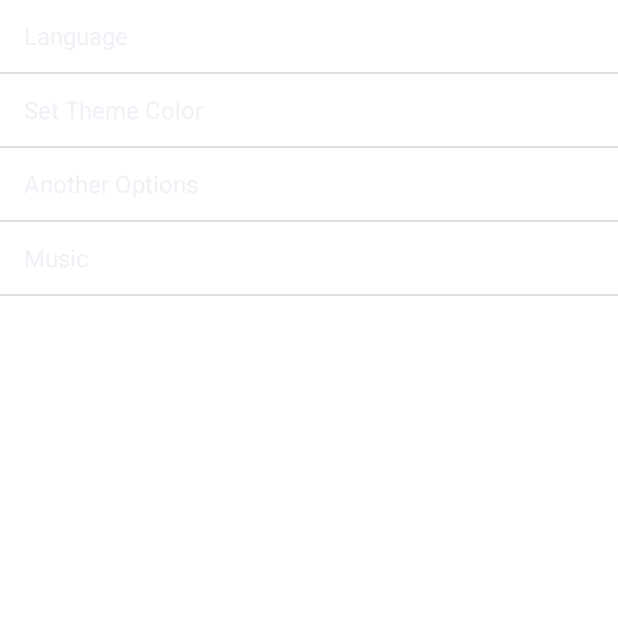
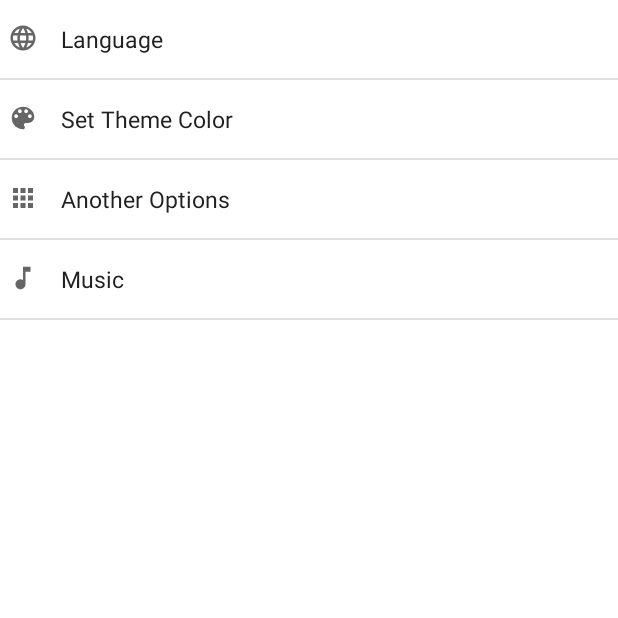
Before and after one commit to k12ms26/3-Tabs, an Android app: the fragment FreeFragment shown on its own in the app's theme, on a phone screen of 412 x 824 dp, the top half of it. Run offline under Robolectric (Android 15) with nearby library versions, the phone set to English and light mode, and no system bars.

Commit message:
Add Settings Icons

```diff
--- a/app/src/main/java/com/example/cs496_tabbed/fragments/FreeFragment.kt
+++ b/app/src/main/java/com/example/cs496_tabbed/fragments/FreeFragment.kt
@@ -1,5 +1,7 @@
 package com.example.cs496_tabbed.fragments
 
+import android.annotation.SuppressLint
+import android.app.Activity
 import android.content.Context
 import android.content.Intent
 import android.content.SharedPreferences
@@ -13,17 +15,20 @@ import com.example.cs496_tabbed.*
 import com.example.cs496_tabbed.musicplayer.MusicActivity
 import com.example.cs496_tabbed.musicplayer.MusicMainActivity
 
-class FreeFragment : ListFragment() {
 val settings = arrayOf("Language", "Set Theme Color", "Another Options", "Music")
 var listOfSet = mutableListOf<String>()
 val listOfSet_eng = mutableListOf("Language", "Set Theme Color", "Another Options", "Music")
 val listOfSet_kor = mutableListOf("언어", "테마 색", "다른 기능", "음악")
 val listOfSet_chi = mutableListOf("语言","主题色","异能", "音乐") // NEED MODIFICATION
 val listOfSet_fra = mutableListOf("Langue", "Couleur du Thème","Autres Fonctions", "Musique") // NEED MODIFICATION
-    val listOfSet_esp = mutableListOf("Wikiproyecto:Lenguas del Mundo", "Color Temático","Distintas Funciones Diferencia Función", "Música") // NEED MODIFICATION
+val listOfSet_esp = mutableListOf("Lenguas del Mundo", "Color Temático","Distintas Funciones", "Música") // NEED MODIFICATION
+
+var image = intArrayOf(R.drawable.ic_baseline_language_24, R.drawable.ic_baseline_color_lens_24, R.drawable.ic_baseline_apps_24, R.drawable.ic_baseline_music_note_24)
 
 lateinit var sharedPreferences: SharedPreferences
 val themeKey = "currentTheme"; val langKey = "currentLang"
+
+class FreeFragment : ListFragment() {
 
     override fun onCreateView(
         inflater: LayoutInflater, container: ViewGroup?,
@@ -43,11 +48,15 @@ class FreeFragment : ListFragment() {
             "fra" -> listOfSet = listOfSet_fra
             "esp" -> listOfSet = listOfSet_esp
         }
+        /*
         val adapter = ArrayAdapter<String>(
 
             activity!!.applicationContext, android.R.layout.simple_list_item_1, listOfSet
-        )
-        listAdapter = adapter
+        )*/
+
+        val customAdaptor = CustomAdaptor(this.activity!!)
+
+        listAdapter = customAdaptor
 
         return view
     }
@@ -73,3 +82,39 @@ class FreeFragment : ListFragment() {
     }
 
 }
+
+class CustomAdaptor(private val context: Activity): BaseAdapter() {
+
+    @SuppressLint("ViewHolder")
+    override fun getView(p0: Int, p1: View?, p2: ViewGroup?): View {
+        val inflater = context.layoutInflater
+        val view1 = inflater.inflate(R.layout.free_row_data,null)
+        val fimage = view1.findViewById<ImageView>(R.id.fImage)
+        var fName = view1.findViewById<TextView>(R.id.fname)
+
+        when(sharedPreferences.getString(langKey, "eng")){
+            "eng" -> listOfSet = listOfSet_eng
+            "kor" -> listOfSet = listOfSet_kor
+            "chi" -> listOfSet = listOfSet_chi
+            "fra" -> listOfSet = listOfSet_fra
+            "esp" -> listOfSet = listOfSet_esp
+        }
+
+        fimage.setImageResource(image[p0])
+        fName.setText(listOfSet[p0])
+        return view1
+    }
+
+    override fun getItem(p0: Int): Any {
+        return image[p0]
+    }
+
+    override fun getItemId(p0: Int): Long {
+        return p0.toLong()
+    }
+
+    override fun getCount(): Int {
+        return image.size
+    }
+
+}
--- /dev/null
+++ b/app/src/main/res/drawable/ic_baseline_apps_24.xml
@@ -0,0 +1,10 @@
+<vector xmlns:android="http://schemas.android.com/apk/res/android"
+    android:width="24dp"
+    android:height="24dp"
+    android:viewportWidth="24"
+    android:viewportHeight="24"
+    android:tint="?attr/colorControlNormal">
+  <path
+      android:fillColor="@android:color/white"
+      android:pathData="M4,8h4L8,4L4,4v4zM10,20h4v-4h-4v4zM4,20h4v-4L4,16v4zM4,14h4v-4L4,10v4zM10,14h4v-4h-4v4zM16,4v4h4L20,4h-4zM10,8h4L14,4h-4v4zM16,14h4v-4h-4v4zM16,20h4v-4h-4v4z"/>
+</vector>
--- /dev/null
+++ b/app/src/main/res/drawable/ic_baseline_color_lens_24.xml
@@ -0,0 +1,10 @@
+<vector xmlns:android="http://schemas.android.com/apk/res/android"
+    android:width="24dp"
+    android:height="24dp"
+    android:viewportWidth="24"
+    android:viewportHeight="24"
+    android:tint="?attr/colorControlNormal">
+  <path
+      android:fillColor="@android:color/white"
+      android:pathData="M12,3c-4.97,0 -9,4.03 -9,9s4.03,9 9,9c0.83,0 1.5,-0.67 1.5,-1.5 0,-0.39 -0.15,-0.74 -0.39,-1.01 -0.23,-0.26 -0.38,-0.61 -0.38,-0.99 0,-0.83 0.67,-1.5 1.5,-1.5L16,16c2.76,0 5,-2.24 5,-5 0,-4.42 -4.03,-8 -9,-8zM6.5,12c-0.83,0 -1.5,-0.67 -1.5,-1.5S5.67,9 6.5,9 8,9.67 8,10.5 7.33,12 6.5,12zM9.5,8C8.67,8 8,7.33 8,6.5S8.67,5 9.5,5s1.5,0.67 1.5,1.5S10.33,8 9.5,8zM14.5,8c-0.83,0 -1.5,-0.67 -1.5,-1.5S13.67,5 14.5,5s1.5,0.67 1.5,1.5S15.33,8 14.5,8zM17.5,12c-0.83,0 -1.5,-0.67 -1.5,-1.5S16.67,9 17.5,9s1.5,0.67 1.5,1.5 -0.67,1.5 -1.5,1.5z"/>
+</vector>
--- /dev/null
+++ b/app/src/main/res/drawable/ic_baseline_language_24.xml
@@ -0,0 +1,10 @@
+<vector xmlns:android="http://schemas.android.com/apk/res/android"
+    android:width="24dp"
+    android:height="24dp"
+    android:viewportWidth="24"
+    android:viewportHeight="24"
+    android:tint="?attr/colorControlNormal">
+  <path
+      android:fillColor="@android:color/white"
+      android:pathData="M11.99,2C6.47,2 2,6.48 2,12s4.47,10 9.99,10C17.52,22 22,17.52 22,12S17.52,2 11.99,2zM18.92,8h-2.95c-0.32,-1.25 -0.78,-2.45 -1.38,-3.56 1.84,0.63 3.37,1.91 4.33,3.56zM12,4.04c0.83,1.2 1.48,2.53 1.91,3.96h-3.82c0.43,-1.43 1.08,-2.76 1.91,-3.96zM4.26,14C4.1,13.36 4,12.69 4,12s0.1,-1.36 0.26,-2h3.38c-0.08,0.66 -0.14,1.32 -0.14,2 0,0.68 0.06,1.34 0.14,2L4.26,14zM5.08,16h2.95c0.32,1.25 0.78,2.45 1.38,3.56 -1.84,-0.63 -3.37,-1.9 -4.33,-3.56zM8.03,8L5.08,8c0.96,-1.66 2.49,-2.93 4.33,-3.56C8.81,5.55 8.35,6.75 8.03,8zM12,19.96c-0.83,-1.2 -1.48,-2.53 -1.91,-3.96h3.82c-0.43,1.43 -1.08,2.76 -1.91,3.96zM14.34,14L9.66,14c-0.09,-0.66 -0.16,-1.32 -0.16,-2 0,-0.68 0.07,-1.35 0.16,-2h4.68c0.09,0.65 0.16,1.32 0.16,2 0,0.68 -0.07,1.34 -0.16,2zM14.59,19.56c0.6,-1.11 1.06,-2.31 1.38,-3.56h2.95c-0.96,1.65 -2.49,2.93 -4.33,3.56zM16.36,14c0.08,-0.66 0.14,-1.32 0.14,-2 0,-0.68 -0.06,-1.34 -0.14,-2h3.38c0.16,0.64 0.26,1.31 0.26,2s-0.1,1.36 -0.26,2h-3.38z"/>
+</vector>
--- /dev/null
+++ b/app/src/main/res/drawable/ic_baseline_music_note_24.xml
@@ -0,0 +1,10 @@
+<vector xmlns:android="http://schemas.android.com/apk/res/android"
+    android:width="24dp"
+    android:height="24dp"
+    android:viewportWidth="24"
+    android:viewportHeight="24"
+    android:tint="?attr/colorControlNormal">
+  <path
+      android:fillColor="@android:color/white"
+      android:pathData="M12,3v10.55c-0.59,-0.34 -1.27,-0.55 -2,-0.55 -2.21,0 -4,1.79 -4,4s1.79,4 4,4 4,-1.79 4,-4V7h4V3h-6z"/>
+</vector>
--- a/app/src/main/res/layout/activity_music.xml
+++ b/app/src/main/res/layout/activity_music.xml
@@ -14,8 +14,8 @@
         android:layout_width="match_parent"
         android:layout_height="wrap_content"
         android:layout_marginHorizontal="30dp"
-        android:layout_marginVertical="25dp"
-        android:textSize="25sp"
+        android:layout_marginBottom="40dp"
+        android:textSize="30sp"
         android:gravity="center"
         android:text="Music Title"/>
 
--- /dev/null
+++ b/app/src/main/res/layout/free_row_data.xml
@@ -0,0 +1,29 @@
+<!--?xml version="1.0" encoding="utf-8"?-->
+<LinearLayout xmlns:android="http://schemas.android.com/apk/res/android" android:layout_width="match_parent" android:layout_height="match_parent"
+    >
+    <RelativeLayout
+        android:layout_width="match_parent"
+        android:padding="5dp"
+        android:layout_height="wrap_content">
+
+        <ImageView android:id="@+id/fImage"
+            android:layout_width="20dp"
+            android:layout_height="20dp"
+            android:foregroundGravity="center_vertical"
+            android:src="@drawable/ic_baseline_language_24"
+            android:layout_marginVertical="10dp"/>
+
+        <TextView android:id="@+id/fname"
+            android:layout_width="match_parent" android:layout_height="wrap_content"
+            android:layout_alignParentTop="true" android:layout_marginStart="15dp"
+            android:layout_toEndOf="@+id/fImage"
+            android:text="Language"
+            android:gravity="center_vertical"
+            android:textColor="#212121"
+            android:textSize="15sp"
+            android:layout_toRightOf="@+id/fImage"
+            android:layout_marginLeft="15dp"
+            android:layout_marginVertical="10dp"/>
+    </RelativeLayout>
+
+</LinearLayout>
```
Lines whose indentation alone changed are shown as unchanged.
